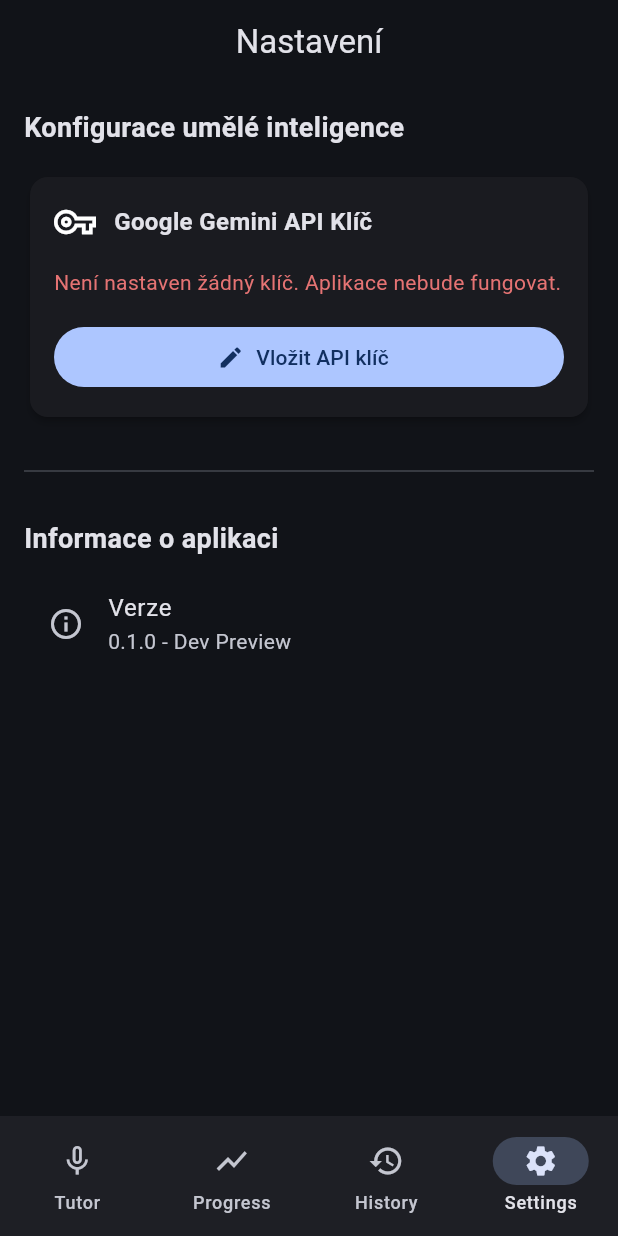
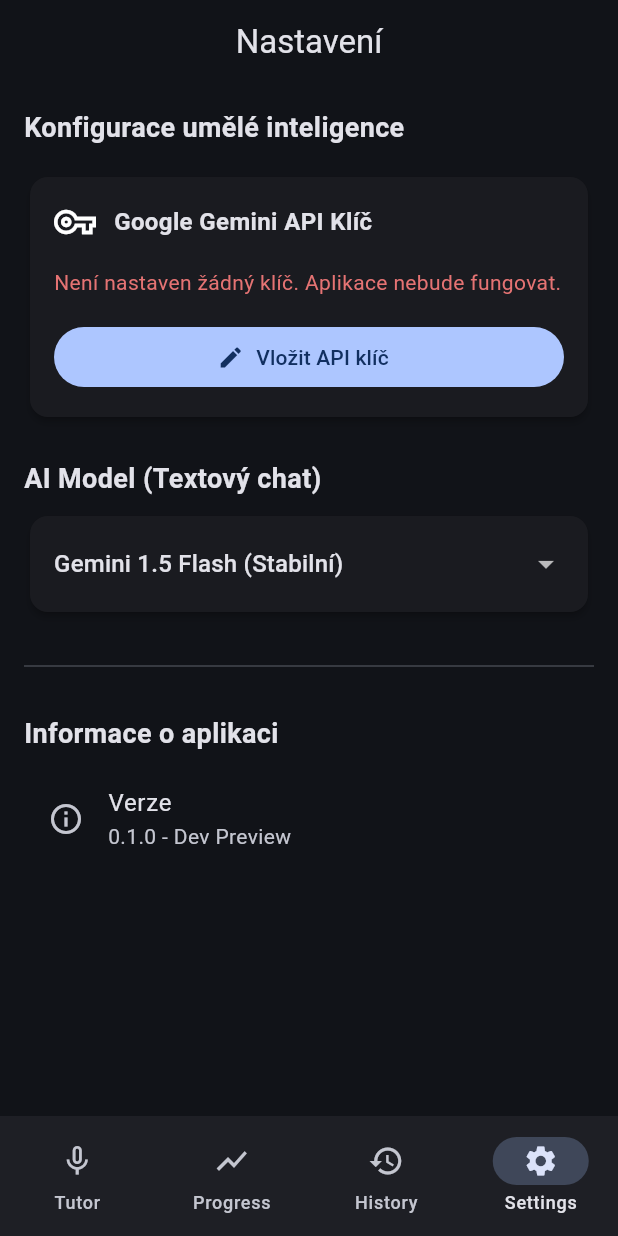
Before and after one commit to 100ky/AJ_Tudor, a Flutter app: the screen it shows after launch, item 4 of the bottom bar chosen, on a phone screen of 412 x 824 dp. Run offline on Flutter 3.47's test engine with Material 3 defaults, Android fonts, the phone set to English and light mode, and no system bars; our stand-ins replace drift, flutter_riverpod, google_generative_ai, shared_preferences; missing offline and left inert: flutter_pcm_sound, record, sqlite3; accounts and stored records are empty; generated files the repository leaves out were written again.

Commit message:
feat: implement Gemini Live and batch API clients with conversation and settings UI

```diff
--- /dev/null
+++ b/lib/core/constants/gemini_models.dart
@@ -0,0 +1,35 @@
+class GeminiModels {
+  // Rychlé modely pro běžný chat a připravované Live API
+  static const String flash3_5 = 'gemini-3.5-flash';
+  static const String flash2 = 'gemini-2.0-flash';
+  static const String flash1_5 = 'gemini-1.5-flash';
+
+  // Pokročilé modely pro složitější analytické úlohy (v budoucnu pro Memory Manager)
+  static const String pro1_5 = 'gemini-1.5-pro';
+
+  // Specializované modely
+  static const String embedding = 'text-embedding-004';
+
+  // Seznam povolených modelů pro textový chat v nastavení
+  static const List<String> allowedChatModels = [
+    flash3_5,
+    flash2,
+    flash1_5,
+    pro1_5,
+  ];
+
+  static String getLabel(String model) {
+    switch (model) {
+      case flash3_5:
+        return 'Gemini 3.5 Flash (Nejnovější textový)';
+      case flash2:
+        return 'Gemini 2.0 Flash (Nejrychlejší)';
+      case flash1_5:
+        return 'Gemini 1.5 Flash (Stabilní)';
+      case pro1_5:
+        return 'Gemini 1.5 Pro (Pokročilý)';
+      default:
+        return model;
+    }
+  }
+}
--- a/lib/features/conversation/conversation_screen.dart
+++ b/lib/features/conversation/conversation_screen.dart
@@ -67,7 +67,7 @@
                     margin: const EdgeInsets.only(bottom: 8.0),
                     padding: const EdgeInsets.all(12.0),
                     decoration: BoxDecoration(
-                      color: msg.isUser ? Colors.blueAccent.withOpacity(0.2) : Colors.grey[800],
+                      color: msg.isUser ? Colors.blueAccent.withValues(alpha: 0.2) : Colors.grey[800],
                       borderRadius: BorderRadius.circular(16.0),
                     ),
                     child: Text(msg.text, style: const TextStyle(fontSize: 16)),
--- a/lib/features/settings/settings_screen.dart
+++ b/lib/features/settings/settings_screen.dart
@@ -1,6 +1,8 @@
 import 'package:flutter/material.dart';
 import 'package:flutter_riverpod/flutter_riverpod.dart';
 import '../../providers/config_provider.dart';
+import '../../core/constants/gemini_models.dart';
+
 
 class SettingsScreen extends ConsumerStatefulWidget {
   const SettingsScreen({super.key});
@@ -147,6 +149,38 @@
             ),
           ),
           const SizedBox(height: 24),
+          const Text(
+            'AI Model (Textový chat)',
+            style: TextStyle(fontSize: 18, fontWeight: FontWeight.bold),
+          ),
+          const SizedBox(height: 8),
+          Card(
+            elevation: 2,
+            child: Padding(
+              padding: const EdgeInsets.symmetric(horizontal: 16.0, vertical: 8.0),
+              child: DropdownButtonHideUnderline(
+                child: DropdownButton<String>(
+                  isExpanded: true,
+                  value: ref.watch(modelProvider),
+                  items: GeminiModels.allowedChatModels.map((model) {
+                    return DropdownMenuItem(
+                      value: model,
+                      child: Text(GeminiModels.getLabel(model)),
+                    );
+                  }).toList(),
+                  onChanged: (value) {
+                    if (value != null) {
+                      ref.read(modelProvider.notifier).saveModel(value);
+                      ScaffoldMessenger.of(context).showSnackBar(
+                        SnackBar(content: Text('Změněn model na: $value')),
+                      );
+                    }
+                  },
+                ),
+              ),
+            ),
+          ),
+          const SizedBox(height: 24),
           const Divider(),
           const SizedBox(height: 24),
           const Text(
--- a/lib/providers/config_provider.dart
+++ b/lib/providers/config_provider.dart
@@ -1,5 +1,6 @@
 import 'package:flutter_riverpod/flutter_riverpod.dart';
 import 'package:shared_preferences/shared_preferences.dart';
+import '../core/constants/gemini_models.dart';
 
 // Provider pro SharedPreferences instanci (inicializován v main.dart)
 final sharedPreferencesProvider = Provider<SharedPreferences>((ref) {
@@ -30,3 +31,26 @@
 }
 
 final apiKeyProvider = NotifierProvider<ApiKeyNotifier, String?>(ApiKeyNotifier.new);
+
+// Notifier pro vybraný model Gemini
+class ModelNotifier extends Notifier<String> {
+  static const _key = 'gemini_model';
+
+  @override
+  String build() {
+    final prefs = ref.watch(sharedPreferencesProvider);
+    final saved = prefs.getString(_key);
+    if (saved != null && GeminiModels.allowedChatModels.contains(saved)) {
+      return saved;
+    }
+    return GeminiModels.flash1_5;
+  }
+
+  Future<void> saveModel(String model) async {
+    final prefs = ref.read(sharedPreferencesProvider);
+    await prefs.setString(_key, model);
+    state = model;
+  }
+}
+
+final modelProvider = NotifierProvider<ModelNotifier, String>(ModelNotifier.new);
```
Also changed, not shown: lib/services/audio/audio_capture_service.dart (added, +38 -0 lines), lib/services/audio/audio_playback_service.dart (added, +30 -0 lines), lib/services/gemini/gemini_batch_client.dart (+5 -3 lines), lib/services/gemini/gemini_live_client.dart (added, +119 -0 lines), 3 other files.
